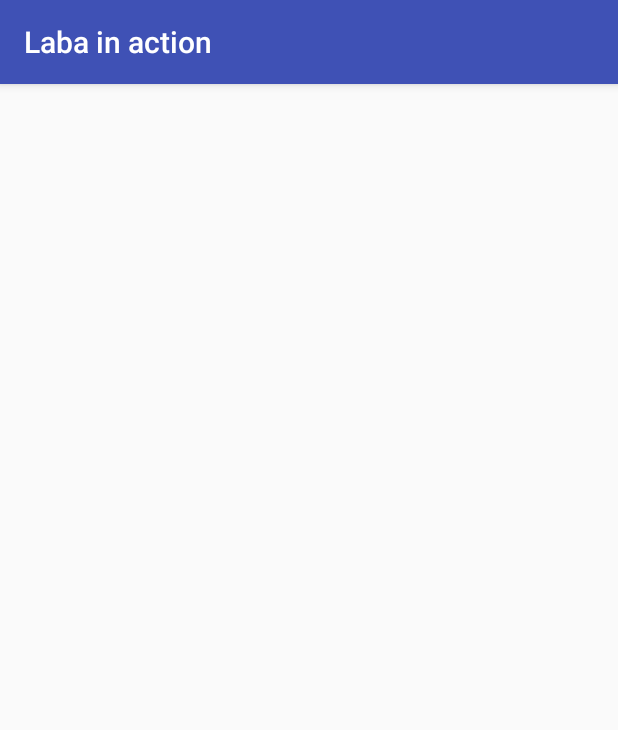
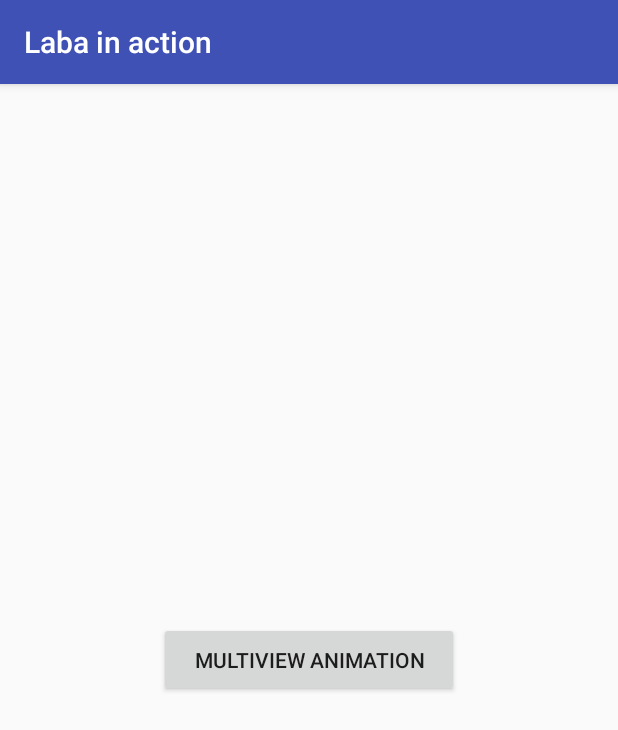
Before and after one commit to SmallPlanet/Laba-Kotlin, an Android app: the screen it shows after launch (MainActivity), on a phone screen of 412 x 824 dp. Shown: the top 730 px of the screen. Run offline under Robolectric (Android 15) with nearby library versions, the phone set to English and light mode, and no system bars.

Commit message:
Adding more examples.

```diff
--- a/labainaction/build.gradle
+++ b/labainaction/build.gradle
@@ -32,4 +32,5 @@ dependencies {
     compile 'com.android.support.constraint:constraint-layout:1.0.2'
     compile 'com.android.support:cardview-v7:25.3.1'
     compile project(":labalib")
+    implementation 'com.android.support.constraint:constraint-layout:1.0.2'
 }
--- a/labainaction/src/main/java/com/smallplanet/labainaction/MainActivity.kt
+++ b/labainaction/src/main/java/com/smallplanet/labainaction/MainActivity.kt
@@ -1,11 +1,13 @@
 package com.smallplanet.labainaction
 
+import android.content.Intent
 import android.os.Bundle
 import android.support.v7.app.AppCompatActivity
 import com.smallplanet.labainaction.extras.addNewInterpolators
 import com.smallplanet.labainaction.extras.addNewOperators
-import com.smallplanet.labalib.laba
 import kotlinx.android.synthetic.main.activity_main.*
+
+
 
 class MainActivity : AppCompatActivity() {
 
@@ -15,11 +17,19 @@ class MainActivity : AppCompatActivity() {
 
         addNewOperators()
         addNewInterpolators()
-        startAnimations()
+
+        setEvents()
+    }
+
+    fun setEvents() {
+        multiviewopen.setOnClickListener {
+            val intent = Intent(this, MultielementAnimation::class.java)
+            startActivity(intent)
+        }
     }
 
     fun startAnimations() {
-        val labaExpression = "^100e11D1d1|c5e1d0.25|C5e1d0.25|D0.5s3f0!p30^100"
-        targetPink.laba(labaExpression)
+        //targetPink.laba("^100e11D1d1|c5e1d0.25|C5e1d0.25|D0.5s3f0!p30^100")
+        //targetPink.laba("D1^80|>80|v160|<160|^160|>80|v80|r")
     }
 }
--- a/labainaction/src/main/res/layout/activity_main.xml
+++ b/labainaction/src/main/res/layout/activity_main.xml
@@ -1,16 +1,15 @@
 <?xml version="1.0" encoding="utf-8"?>
-<RelativeLayout xmlns:android="http://schemas.android.com/apk/res/android"
+<LinearLayout xmlns:android="http://schemas.android.com/apk/res/android"
     xmlns:tools="http://schemas.android.com/tools"
     android:layout_width="match_parent"
     android:layout_height="match_parent"
+    android:gravity="center"
     tools:context="com.smallplanet.labainaction.MainActivity">
 
-    <View
-        android:id="@+id/targetPink"
-        android:background="@color/colorAccent"
-        android:layout_width="50dp"
-        android:layout_height="50dp"
-        android:layout_centerVertical="true"
-        android:layout_centerHorizontal="true" />
+    <Button
+        android:id="@+id/multiviewopen"
+        android:text="Multiview animation"
+        android:layout_width="200dp"
+        android:layout_height="50dp" />
 
-</RelativeLayout>
+</LinearLayout>
```
Also changed, not shown: labainaction/src/main/AndroidManifest.xml (+12 -5 lines), labainaction/src/main/java/com/smallplanet/labainaction/MultielementAnimation.kt (added, +22 -0 lines), labainaction/src/main/res/layout/activity_multielement_animation.xml (added, +80 -0 lines).
